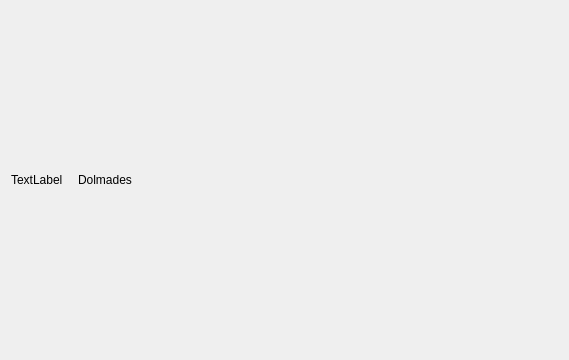
This is dolmades/basewidget.ui in dolmades/dolmades-gui as Qt 5 draws it before an edit. The edited form follows.
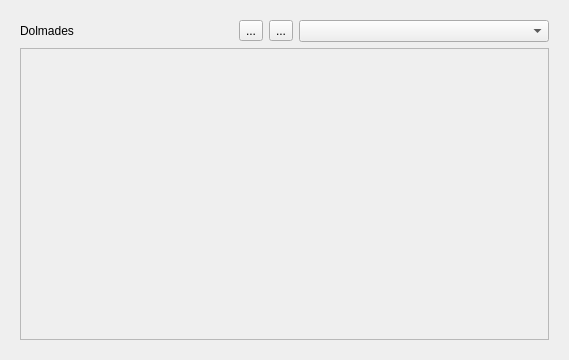
This is the edited form. Icons and pictures are not drawn.

Patch:
```diff
--- a/dolmades/basewidget.ui
+++ b/dolmades/basewidget.ui
@@ -14,13 +14,24 @@
    <string>Dolmades</string>
   </property>
   <layout class="QGridLayout" name="gridLayout">
-   <item row="0" column="1">
+   <item row="0" column="0">
     <widget class="QStackedWidget" name="stackedWidget">
      <property name="currentIndex">
       <number>0</number>
      </property>
      <widget class="QWidget" name="dolmadesWidget">
       <layout class="QGridLayout" name="gridLayout_2">
+       <item row="0" column="3">
+        <widget class="QToolButton" name="toolButton">
+         <property name="text">
+          <string>...</string>
+         </property>
+         <property name="icon">
+          <iconset resource="resources.qrc">
+           <normaloff>:/icons/remove.png</normaloff>:/icons/remove.png</iconset>
+         </property>
+        </widget>
+       </item>
        <item row="0" column="0">
         <widget class="QLabel" name="label">
          <property name="text">
@@ -41,6 +52,47 @@
          </property>
         </spacer>
        </item>
+       <item row="0" column="4">
+        <widget class="QComboBox" name="comboBox">
+         <property name="minimumSize">
+          <size>
+           <width>250</width>
+           <height>0</height>
+          </size>
+         </property>
+        </widget>
+       </item>
+       <item row="1" column="0" colspan="5">
+        <widget class="QScrollArea" name="scrollArea">
+         <property name="autoFillBackground">
+          <bool>true</bool>
+         </property>
+         <property name="widgetResizable">
+          <bool>true</bool>
+         </property>
+         <widget class="QWidget" name="scrollAreaWidgetContents">
+          <property name="geometry">
+           <rect>
+            <x>0</x>
+            <y>0</y>
+            <width>531</width>
+            <height>282</height>
+           </rect>
+          </property>
+         </widget>
+        </widget>
+       </item>
+       <item row="0" column="2">
+        <widget class="QToolButton" name="toolButton_2">
+         <property name="text">
+          <string>...</string>
+         </property>
+         <property name="icon">
+          <iconset resource="resources.qrc">
+           <normaloff>:/icons/add.png</normaloff>:/icons/add.png</iconset>
+         </property>
+        </widget>
+       </item>
       </layout>
      </widget>
      <widget class="QWidget" name="recipesWidget">
@@ -165,13 +217,6 @@
      </widget>
     </widget>
    </item>
-   <item row="0" column="0">
-    <widget class="QLabel" name="label_7">
-     <property name="text">
-      <string>TextLabel</string>
-     </property>
-    </widget>
-   </item>
   </layout>
  </widget>
  <resources/>
```
Left out of the diff: 4 changed lines with no effect on the pictures.
